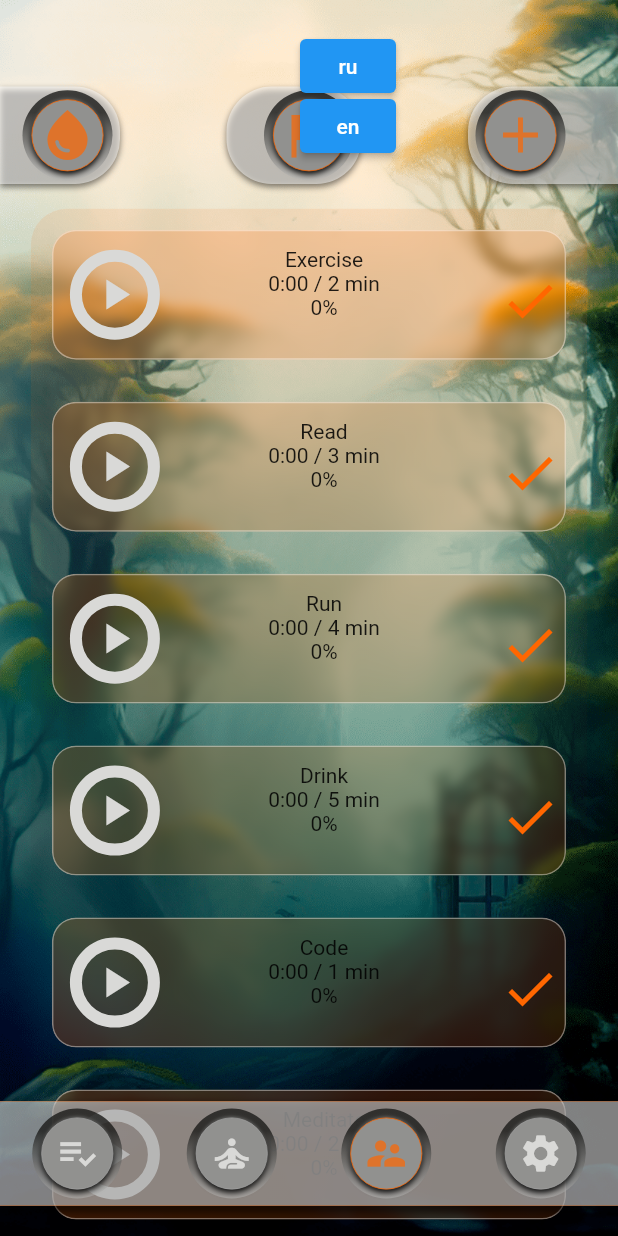
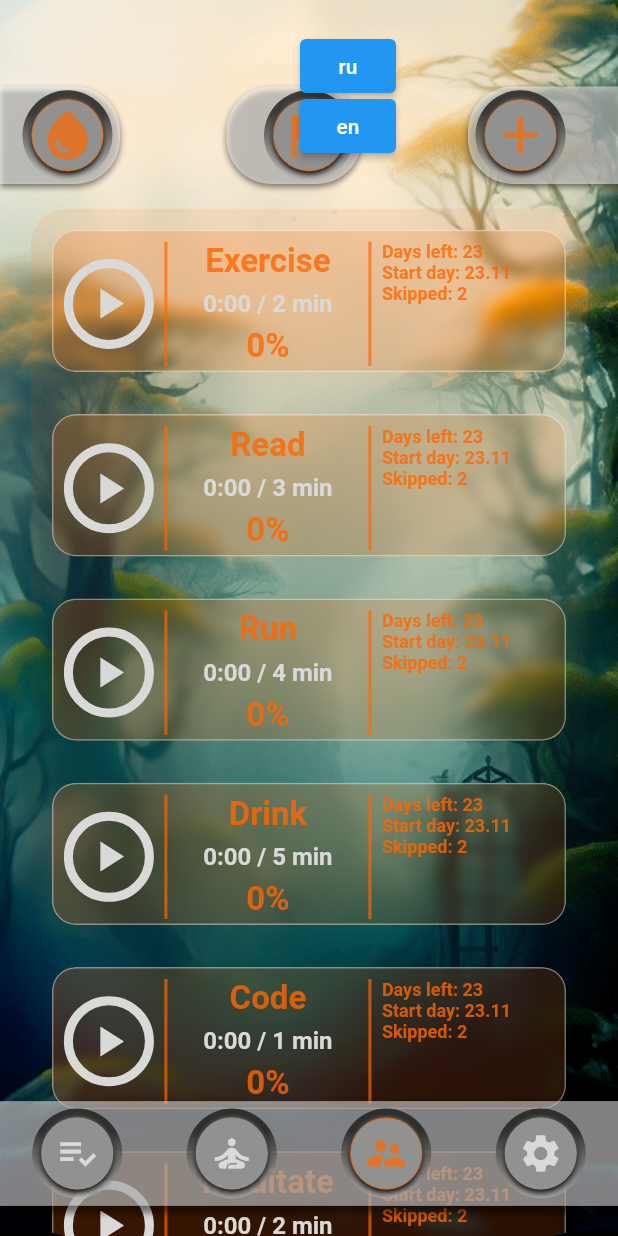
Before and after one commit to denissavishchev/today, a Flutter app: the screen it shows after launch, swiped to page 3, on a phone screen of 412 x 824 dp. Run offline on Flutter 3.47's test engine with Material 2 defaults, Android fonts, the phone set to English and light mode, and no system bars; drawn by our look-alikes of percent_indicator; our stand-ins replace awesome_notifications, countup, easy_localization, hive, hive_flutter; missing offline and left inert: flutter_ringtone_player, flutter_rounded_date_picker; accounts and stored records are empty.

Commit message:
habit widget frontend

```diff
--- a/lib/constants.dart
+++ b/lib/constants.dart
@@ -9,6 +9,7 @@ const kWhite = Color(0xffd9d9d7);
 
 const selectStyle = TextStyle( fontSize: 22, color: kWhite, fontWeight: FontWeight.bold);
 final orangeStyle = TextStyle( fontSize: 22, color: kOrange.withOpacity(0.8), fontWeight: FontWeight.bold);
+final orangeStyleSmall = TextStyle( fontSize: 12, color: kOrange.withOpacity(0.8), fontWeight: FontWeight.bold);
 
 final pickerTheme = ThemeData(
   timePickerTheme: TimePickerThemeData(
--- a/lib/widgets/all_habit_list_widget.dart
+++ b/lib/widgets/all_habit_list_widget.dart
@@ -31,11 +31,11 @@ class AllHabitListWidget extends StatelessWidget {
 
             },
             child: BasicContainerWidget(
-              height: 0.11,
+              height: 0.12,
               child: Padding(
-                padding: const EdgeInsets.all(12.0),
+                padding: const EdgeInsets.fromLTRB(8, 8, 8, 4),
                 child: Row(
-                  mainAxisAlignment: MainAxisAlignment.spaceBetween,
+                  mainAxisAlignment: MainAxisAlignment.start,
                   children: [
                     GestureDetector(
                       onTap: onTap,
@@ -47,7 +47,7 @@ class AllHabitListWidget extends StatelessWidget {
                             backgroundColor: kWhite,
                             progressColor: kOrange,
                             radius: 30,
-                            lineWidth: 8,
+                            lineWidth: 6,
                             percent: data.percentCompleted(time, totalTime, index) < 1
                                     ? data.percentCompleted(time, totalTime, index) : 1,
                           ),
@@ -57,21 +57,35 @@ class AllHabitListWidget extends StatelessWidget {
                         ],
                       ),
                     ),
+                    VerticalDivider(thickness: 2, color: kOrange.withOpacity(0.7),),
+                    SizedBox(
+                      width: 120,
+                      child: Column(
+                        mainAxisAlignment: MainAxisAlignment.spaceBetween,
+                        children: [
+                          Text(name, style: orangeStyle,),
+                          Text('${data.percentCompleted(time, totalTime, index) < 1
+                              ? data.toMinSec(time) : 'Done'} / $totalTime min',
+                              style: selectStyle.copyWith(fontSize: 16),),
+                          Text('${(data.percentCompleted(time, totalTime, index)
+                              * 100).toStringAsFixed(0)}%',
+                            style: orangeStyle)
+                        ],
+                      ),
+                    ),
+                    VerticalDivider(thickness: 2, color: kOrange.withOpacity(0.7),),
                     Column(
+                      crossAxisAlignment: CrossAxisAlignment.start,
                       children: [
-                        Text(name),
-                        Text('${data.percentCompleted(time, totalTime, index) < 1
-                            ? data.toMinSec(time) : 'Done'} / $totalTime min'),
-                        Text('${(data.percentCompleted(time, totalTime, index) * 100).toStringAsFixed(0)}%')
+                        Text('Days left: 23', style: orangeStyleSmall,),
+                        Text('Start day: 23.11', style: orangeStyleSmall,),
+                        Text('Skipped: 2', style: orangeStyleSmall,),
+                        // IconButton(
+                        //     onPressed: (){
+                        //
+                        //     },
+                        //     icon: const Icon(Icons.check, color: kOrange)),
                       ],
-                    ),
-                    SizedBox(
-                      width: 40,
-                      child: IconButton(
-                          onPressed: (){
-
-                          },
-                          icon: const Icon(Icons.check, color: kOrange, size: 40,)),
                     ),
 
                   ],
```
